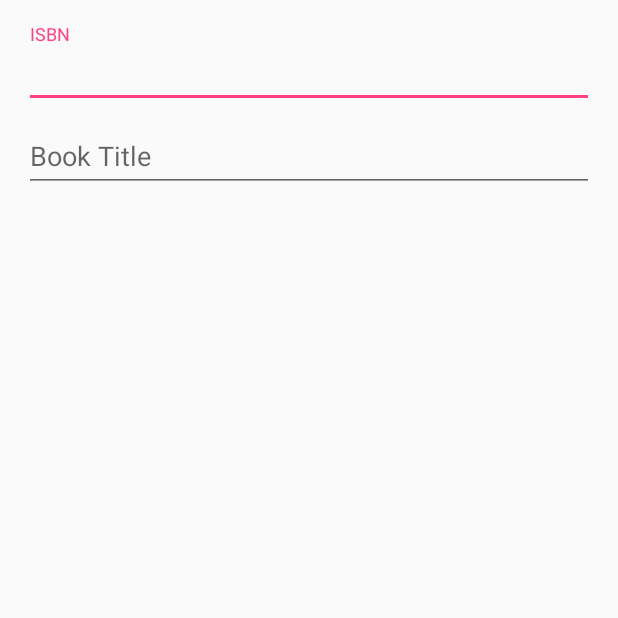
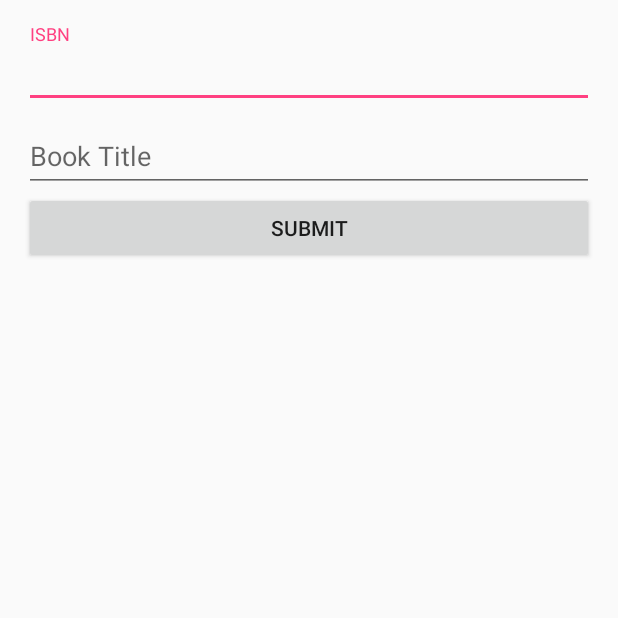
Before and after one commit to rajuat/Book, an Android app: the SellActivity screen opened directly, with no data from a screen before it, on a phone screen of 412 x 824 dp, the top half of it. Run offline under Robolectric (Android 15) with nearby library versions, the phone set to English and light mode, and no system bars; our stand-ins replace Firebase (no records; nobody signed in at launch, a user with empty details on screens opened directly).

```diff
--- a/app/src/main/java/com/itservz/bookex/android/SellActivity.java
+++ b/app/src/main/java/com/itservz/bookex/android/SellActivity.java
@@ -1,18 +1,89 @@
 package com.itservz.bookex.android;
 
 import android.os.Bundle;
+import android.support.annotation.NonNull;
 import android.support.design.widget.FloatingActionButton;
 import android.support.design.widget.Snackbar;
+import android.support.design.widget.TextInputEditText;
 import android.support.v7.app.AppCompatActivity;
 import android.support.v7.widget.Toolbar;
+import android.util.Log;
 import android.view.View;
+import android.widget.ArrayAdapter;
+import android.widget.Button;
 
-public class SellActivity extends AppCompatActivity {
+import com.google.firebase.database.ChildEventListener;
+import com.google.firebase.database.DataSnapshot;
+import com.google.firebase.database.DatabaseError;
+import com.google.firebase.database.DatabaseReference;
+import com.google.firebase.database.FirebaseDatabase;
+import com.itservz.bookex.android.model.Book;
+import com.itservz.bookex.android.model.Transaction;
+
+public class SellActivity extends AppCompatActivity implements  View.OnClickListener{
+
+    private Book book;
 
     @Override
     protected void onCreate(Bundle savedInstanceState) {
         super.onCreate(savedInstanceState);
         setContentView(R.layout.activity_sell);
 
+        book = new Book();
+
+        TextInputEditText isbn = (TextInputEditText) findViewById(R.id.isbn);
+        book.ISBN = isbn.getText().toString();
+
+        TextInputEditText title = (TextInputEditText) findViewById(R.id.book_title);
+        book.title = title.getText().toString();
+
+        ((Button) findViewById(R.id.sell_button)).setOnClickListener(this);
+
+    }
+
+    @Override
+    public void onClick(View v) {
+        Log.d("Selling", book.toString());
+        update();
+    }
+
+    @NonNull
+    public void update() {
+        // Connect to the Firebase database
+        FirebaseDatabase database = FirebaseDatabase.getInstance();
+        // Get a reference to the todoItems child items it the database
+        final DatabaseReference myRef = database.getReference("sells");
+        // Assign a listener to detect changes to the child items of the database reference.
+        myRef.addChildEventListener(new ChildEventListener() {
+            // This function is called once for each child that exists when the listener is added. Then it is called
+            // each time a new child is added.
+            @Override
+            public void onChildAdded(DataSnapshot dataSnapshot, String previousChildName) {
+                Book value = dataSnapshot.getValue(Book.class);
+            }
+
+            // This function is called each time a child item is removed.
+            public void onChildRemoved(DataSnapshot dataSnapshot) {
+                String value = dataSnapshot.getValue(String.class);
+
+            }
+
+            // The following functions are also required in ChildEventListener implementations.
+            public void onChildChanged(DataSnapshot dataSnapshot, String previousChildName) {
+            }
+
+            public void onChildMoved(DataSnapshot dataSnapshot, String previousChildName) {
+            }
+
+            @Override
+            public void onCancelled(DatabaseError error) {
+                // Failed to read value
+                Log.w("TAG:", "Failed to read value.", error.toException());
+            }
+        });
+        // Create a new child with a auto-generated ID.
+        DatabaseReference childRef = myRef.push();
+        // Set the child's data to the value passed in from the text box.
+        childRef.setValue(book);
     }
 }
--- a/app/src/main/res/layout/activity_sell.xml
+++ b/app/src/main/res/layout/activity_sell.xml
@@ -29,10 +29,17 @@
         android:hint="Book Title">
 
         <android.support.design.widget.TextInputEditText
-            android:id="@+id/title"
+            android:id="@+id/book_title"
             android:layout_width="match_parent"
             android:layout_height="wrap_content" />
 
     </android.support.design.widget.TextInputLayout>
 
+    <Button
+        android:layout_width="match_parent"
+        android:layout_height="wrap_content"
+        android:text="Submit"
+        android:id="@+id/sell_button"
+        />
+
 </LinearLayout>
```
Also changed, not shown: 27 other files.
